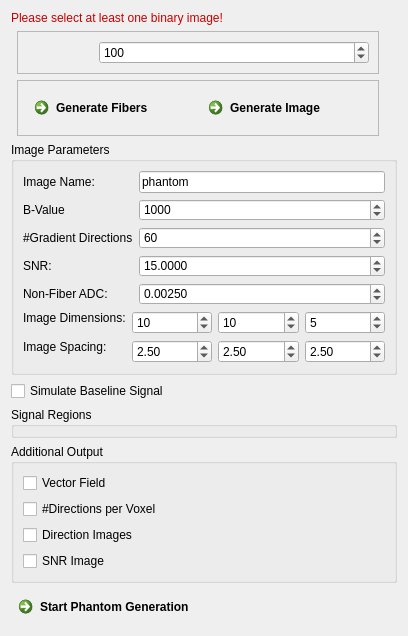
Qt form Plugins/org.mitk.gui.qt.diffusionimaging/src/internal/QmitkDwiSoftwarePhantomViewControls.ui (MITK/MITK) before a commit.
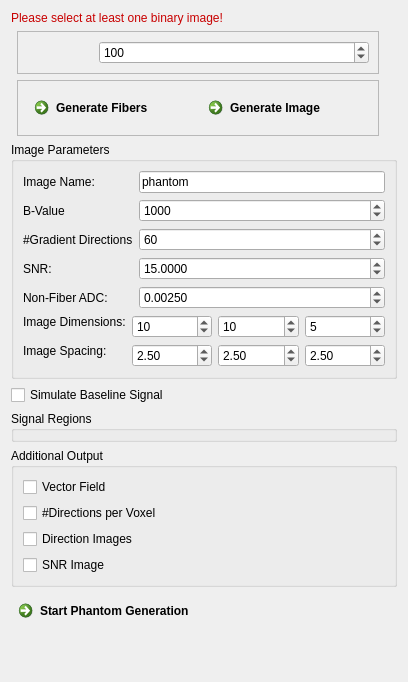
The same form after that commit. Icons and pictures are not drawn.

```diff
--- a/Plugins/org.mitk.gui.qt.diffusionimaging/src/internal/QmitkDwiSoftwarePhantomViewControls.ui
+++ b/Plugins/org.mitk.gui.qt.diffusionimaging/src/internal/QmitkDwiSoftwarePhantomViewControls.ui
@@ -6,8 +6,8 @@
    <rect>
     <x>0</x>
     <y>0</y>
-    <width>389</width>
-    <height>606</height>
+    <width>404</width>
+    <height>682</height>
    </rect>
   </property>
   <property name="windowTitle">
```
Left out of the diff: 2 changed lines with no effect on the pictures.
